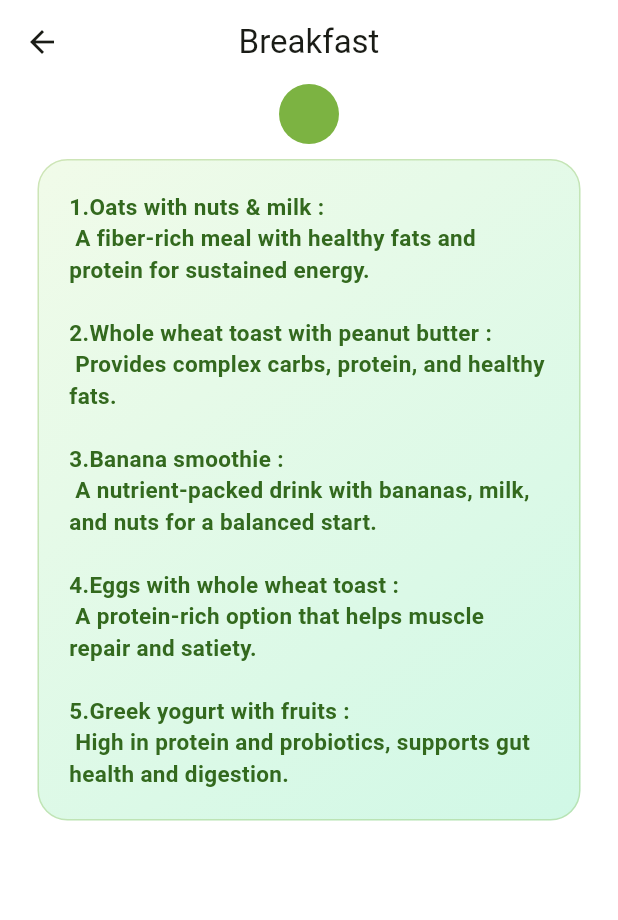
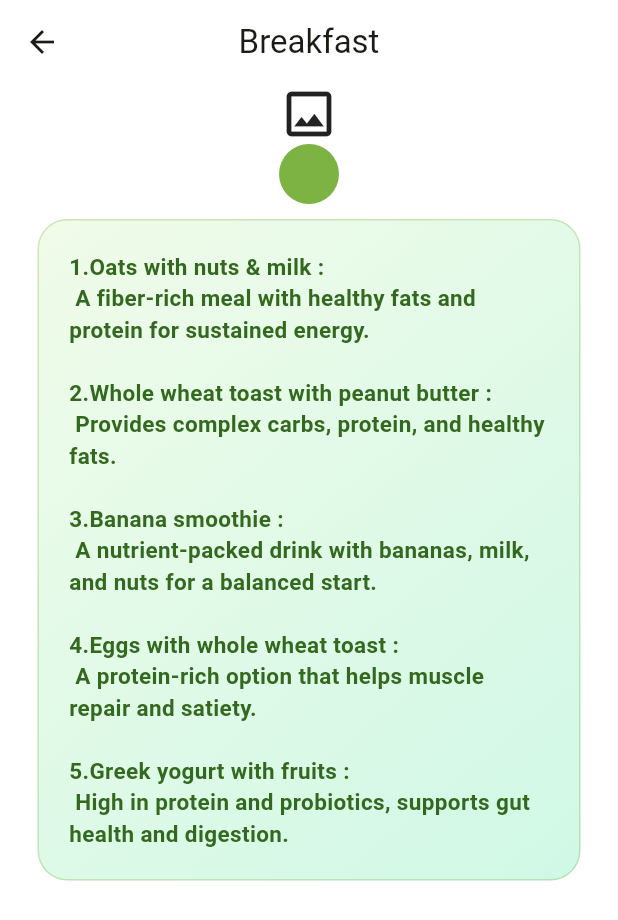
Before and after one commit to mrloknath/BMI-Calculator, a Flutter app: the Food screen opened directly with empty values, after a tap on the "image" icon, on a phone screen of 412 x 824 dp. Shown: the top 920 px of the screen. Run offline on Flutter 3.47's test engine with Material 3 defaults, Android fonts, the phone set to English and light mode, and no system bars; drawn by our look-alikes of cached_network_image; missing offline and left inert: animated_expandable_fab; network calls fail.

Commit message:
Use cached_network_image and precache images
Switch remote image loading to cached_network_image and add pre-caching to improve performance and UX. Replaced Image.network with CachedNetworkImage (with placeholders and error widgets) across several UI widgets: health_tips/food.dart, health_tips/muscle_strength_exercise.dart, health_tips/yoga.dart, screens/menu_container_screen.dart, screens/result.dart, widget/floating_button_fab.dart, and widget/menu_container.dart. Added ImageConstants.allImages and precacheAllImages in constants/image_constants.dart and invoke precaching from SplashScreen.initState. Also added cached_network_image to pubspec.yaml and bumped app version.

```diff
--- a/lib/constants/image_constants.dart
+++ b/lib/constants/image_constants.dart
@@ -1,3 +1,56 @@
-class ImageConstants{
-   static const imageBaseURL = "https://raw.githubusercontent.com/mrloknath/BMI-Calculator/refs/heads/main/";
+import 'package:flutter/material.dart';
+import 'package:cached_network_image/cached_network_image.dart';
+
+class ImageConstants {
+  static const imageBaseURL = "https://raw.githubusercontent.com/mrloknath/BMI-Calculator/refs/heads/main/";
+
+  static const List<String> allImages = [
+    // food main & options
+    "assets/food/food.png",
+    "assets/food/morning.png",
+    "assets/food/lunch.png",
+    "assets/food/snacks.png",
+    "assets/food/dinner.png",
+
+    // muscle strength main & options
+    "assets/muscle_strength_exercise/muscle_strength_exercise.png",
+    "assets/muscle_strength_exercise/barbel_row.gif",
+    "assets/muscle_strength_exercise/bench_press.gif",
+    "assets/muscle_strength_exercise/butterfly.gif",
+    "assets/muscle_strength_exercise/plunk.gif",
+    "assets/muscle_strength_exercise/pull_up.gif",
+    "assets/muscle_strength_exercise/push_up.gif",
+    "assets/muscle_strength_exercise/sit_up.gif",
+    "assets/muscle_strength_exercise/squat.gif",
+
+    // yoga main & options
+    "assets/yoga/yoga.png",
+    "assets/yoga/surya_namaskar.gif",
+    "assets/yoga/bhujangasana.gif",
+    "assets/yoga/chakrasana.gif",
+    "assets/yoga/paschimottanasana.gif",
+    "assets/yoga/sarvangasana.gif",
+    "assets/yoga/vriksasana.gif",
+
+    // result illustrations for man
+    "assets/man/man_underweight.png",
+    "assets/man/man_normal.png",
+    "assets/man/man_overweight.png",
+    "assets/man/man_obesity.png",
+
+    // result illustrations for women
+    "assets/women/women_underweight.png",
+    "assets/women/women_normal.png",
+    "assets/women/women_overweight.png",
+    "assets/women/women_obesity.png",
+  ];
+
+  static void precacheAllImages(BuildContext context) {
+    for (final path in allImages) {
+      final url = "$imageBaseURL$path";
+      precacheImage(CachedNetworkImageProvider(url), context).catchError((e) {
+        debugPrint("Error pre-caching image $url: $e");
+      });
+    }
+  }
 }
--- a/lib/health_tips/food.dart
+++ b/lib/health_tips/food.dart
@@ -1,5 +1,6 @@
 import 'package:zen_health/widget/menu_container.dart';
 import 'package:flutter/material.dart';
+import 'package:cached_network_image/cached_network_image.dart';
 
 import '../constants/image_constants.dart';
 import '../information/food_information.dart';
@@ -51,24 +52,20 @@ class Food extends StatelessWidget {
                 mainAxisAlignment: MainAxisAlignment.center,
                 children: [
                   Hero(tag: heroTag,
-                  child: Image.network(
-                    loadingBuilder: (context, child, loadingProgress) {
-                      if (loadingProgress == null) {
-                        return child; // image loaded
-                      }
-                      return const Center(
-                        child: CircularProgressIndicator(
-                          color: AppColors.lightGreen,
-                        ),
-                      );
-                    },
-                    errorBuilder: (context, error, stackTrace) {
-                      return const Icon(
-                        Icons.image_outlined,
-                        size: 40,
-                      );
-                    },
-                    "${ImageConstants.imageBaseURL}assets/food/food.png",width: 300,height: 300,)),
+                  child: CachedNetworkImage(
+                    imageUrl: "${ImageConstants.imageBaseURL}assets/food/food.png",
+                    width: 300,
+                    height: 300,
+                    placeholder: (context, url) => const Center(
+                      child: CircularProgressIndicator(
+                        color: AppColors.lightGreen,
+                      ),
+                    ),
+                    errorWidget: (context, url, error) => const Icon(
+                      Icons.image_outlined,
+                      size: 40,
+                    ),
+                  )),
                   const Wrap(
                     runSpacing: 20.0,
                     spacing: 30.0,
--- a/lib/screens/menu_container_screen.dart
+++ b/lib/screens/menu_container_screen.dart
@@ -1,4 +1,5 @@
 import 'package:flutter/material.dart';
+import 'package:cached_network_image/cached_network_image.dart';
 
 import '../constants/image_constants.dart';
 import 'package:zen_health/constants/color_constants.dart';
@@ -30,24 +31,18 @@ class MenuContainerScreen extends StatelessWidget {
           child: Column(
             //mainAxisAlignment: MainAxisAlignment.spaceAround,
             children: [
-              Hero(tag: title, child: ClipRRect(borderRadius:BorderRadius.circular(20),child: Image.network(
-            loadingBuilder: (context, child, loadingProgress) {
-              if (loadingProgress == null) {
-                return child; // image loaded
-              }
-              return const Center(
-                child: CircularProgressIndicator(
-                  color: AppColors.lightGreen,
+              Hero(tag: title, child: ClipRRect(borderRadius:BorderRadius.circular(20),child: CachedNetworkImage(
+                imageUrl: "${ImageConstants.imageBaseURL}$path",
+                placeholder: (context, url) => const Center(
+                  child: CircularProgressIndicator(
+                    color: AppColors.lightGreen,
+                  ),
                 ),
-              );
-            },
-            errorBuilder: (context, error, stackTrace) {
-              return const Icon(
-                Icons.image_outlined,
-                size: 40,
-              );
-            },
-            "${ImageConstants.imageBaseURL}$path"))),
+                errorWidget: (context, url, error) => const Icon(
+                  Icons.image_outlined,
+                  size: 40,
+                ),
+              ))),
               const Center(child: CircleAvatar(radius: 20,backgroundColor: AppColors.lightGreen,)),
               const SizedBox(height: 10),
               Container(
--- a/lib/screens/splash_screen.dart
+++ b/lib/screens/splash_screen.dart
@@ -2,6 +2,7 @@ import 'package:zen_health/screens/home.dart';
 import 'package:flutter/material.dart';
 import 'dart:async';
 import 'package:zen_health/constants/color_constants.dart';
+import 'package:zen_health/constants/image_constants.dart';
 
 class SplashScreen extends StatefulWidget{
   const SplashScreen({super.key});
@@ -17,6 +18,11 @@ class _SplashScreenState extends State<SplashScreen> {
   @override
   void initState() {
     super.initState();
+    Future.delayed(Duration.zero, () {
+      if (mounted) {
+        ImageConstants.precacheAllImages(context);
+      }
+    });
     Future.delayed(const Duration(milliseconds: 100), () {
       if (mounted) {
         setState(() {
--- a/lib/widget/menu_container.dart
+++ b/lib/widget/menu_container.dart
@@ -1,5 +1,6 @@
 import 'package:zen_health/screens/menu_container_screen.dart';
 import 'package:flutter/material.dart';
+import 'package:cached_network_image/cached_network_image.dart';
 
 import '../constants/image_constants.dart';
 import 'package:zen_health/constants/color_constants.dart';
@@ -39,24 +40,21 @@ class MenuContainer extends StatelessWidget {
             => MenuContainerScreen(title: title, path: path, data: data)),);},
             child: Hero(tag: title,
               child: ClipRRect(borderRadius: BorderRadius.circular(50),
-                  child: Image.network(
-                      loadingBuilder: (context, child, loadingProgress) {
-                        if (loadingProgress == null) {
-                          return child; // image loaded
-                        }
-                        return const Center(
-                          child: CircularProgressIndicator(
-                            color: AppColors.lightGreen,
-                          ),
-                        );
-                      },
-                      errorBuilder: (context, error, stackTrace) {
-                        return const Icon(
-                          Icons.image_outlined,
-                          size: 40,
-                        );
-                      },
-                      "${ImageConstants.imageBaseURL}$path",height:120, width:150,fit: BoxFit.cover,))),
+                  child: CachedNetworkImage(
+                      imageUrl: "${ImageConstants.imageBaseURL}$path",
+                      height: 120,
+                      width: 150,
+                      fit: BoxFit.cover,
+                      placeholder: (context, url) => const Center(
+                        child: CircularProgressIndicator(
+                          color: AppColors.lightGreen,
+                        ),
+                      ),
+                      errorWidget: (context, url, error) => const Icon(
+                        Icons.image_outlined,
+                        size: 40,
+                      ),
+                  ))),
           ),
 
           Center(
--- a/pubspec.yaml
+++ b/pubspec.yaml
@@ -16,7 +16,7 @@ publish_to: 'none' # Remove this line if you wish to publish to pub.dev
 # https://developer.apple.com/library/archive/documentation/General/Reference/InfoPlistKeyReference/Articles/CoreFoundationKeys.html
 # In Windows, build-name is used as the major, minor, and patch parts
 # of the product and file versions while build-number is used as the build suffix.
-version: 3.0.0+6
+version: 4.0.0+9
 
 environment:
   sdk: '>=3.4.0 <4.0.0'
@@ -38,6 +38,7 @@ dependencies:
   cupertino_icons: ^1.0.6
   animated_expandable_fab: ^0.0.3
   provider: ^6.1.2
+  cached_network_image: ^3.4.1
 
 dev_dependencies:
   flutter_test:
```
Also changed, not shown: lib/health_tips/muscle_strength_exercise.dart (+15 -18 lines), lib/health_tips/yoga.dart (+15 -18 lines), lib/screens/result.dart (+7 -13 lines), lib/widget/floating_button_fab.dart (+26 -39 lines), pubspec.lock.
